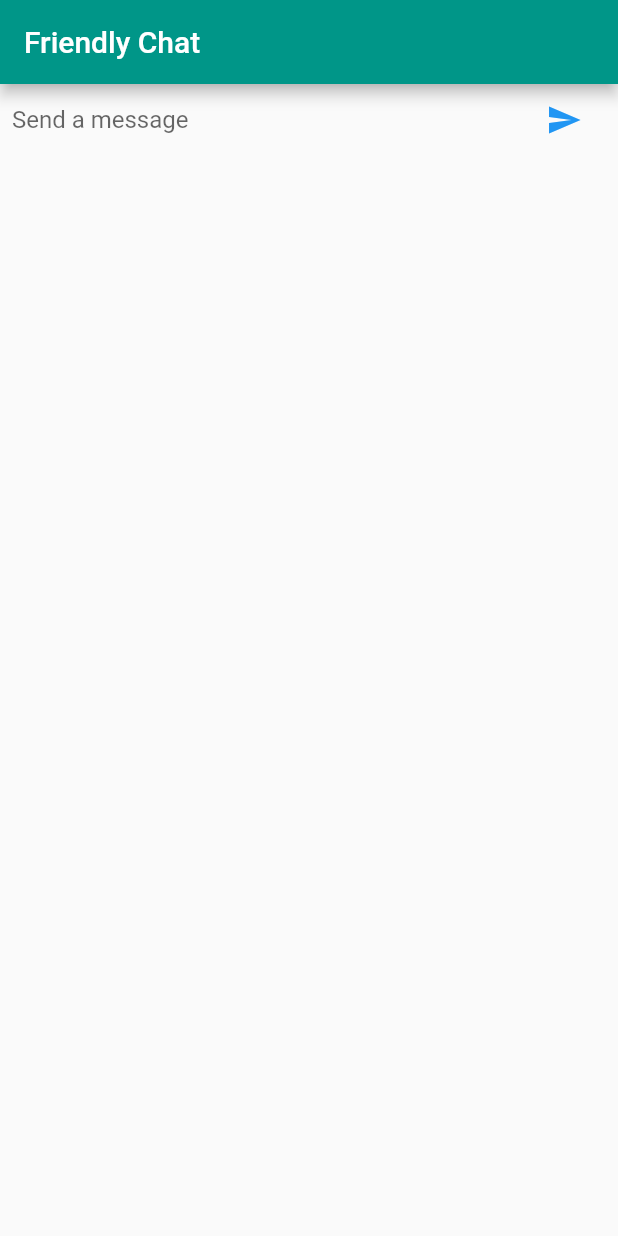
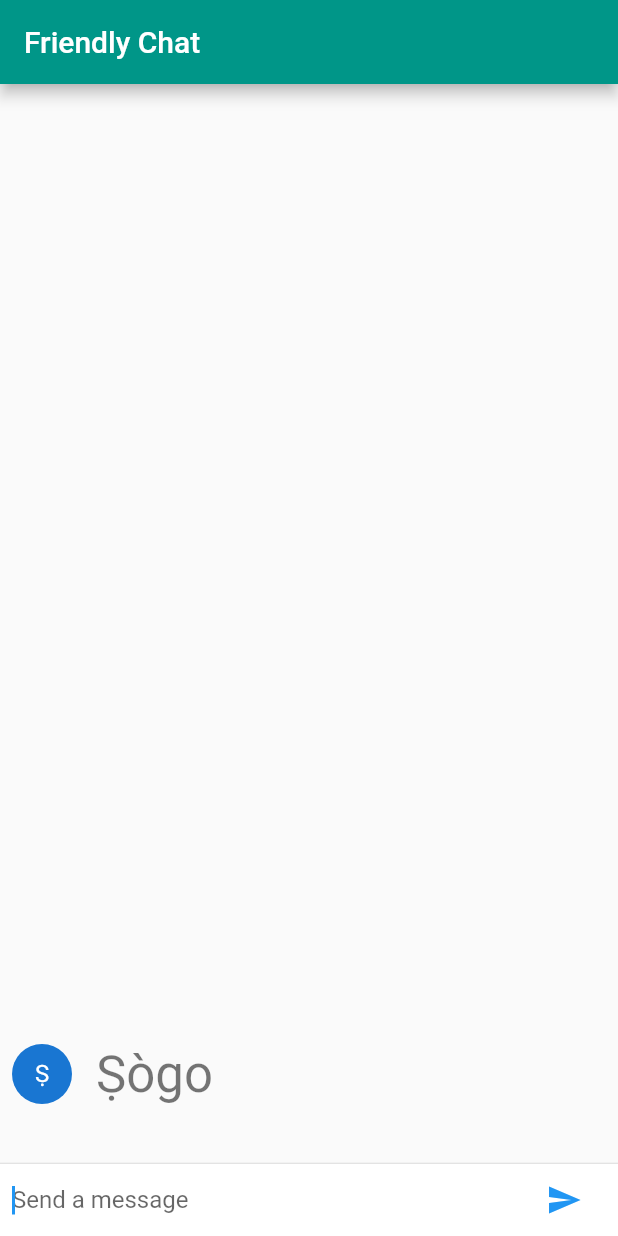
Before and after one commit to asejik/friendly_chat_app, a Flutter app: the screen it shows after launch, after a tap on the "send" icon, on a phone screen of 412 x 824 dp. Run offline on Flutter 3.47's test engine with Material 2 defaults, Android fonts, the phone set to English and light mode, and no system bars.

```diff
--- a/lib/main.dart
+++ b/lib/main.dart
@@ -5,6 +5,8 @@ void main() {
     const FriendlyChatApp(),
   );
 }
+
+String _name = 'Ṣògo';
 
 class FriendlyChatApp extends StatelessWidget {
   const FriendlyChatApp({
@@ -14,8 +16,39 @@ class FriendlyChatApp extends StatelessWidget {
   @override
   Widget build(BuildContext context) {
     return const MaterialApp(
-      title: 'FriendlyChat',
+      title: 'Friendly Chat',
       home: ChatScreen(),
+    );
+  }
+}
+
+class ChatMessage extends StatelessWidget {
+  const ChatMessage({required this.text, Key? key}) : super(key: key);
+  final String text;
+
+  @override
+  Widget build(BuildContext context) {
+    return Container(
+      margin: const EdgeInsets.symmetric(vertical: 10.0),
+      child: Row(
+        crossAxisAlignment: CrossAxisAlignment.start,
+        children: [
+          Container(
+            margin: const EdgeInsets.only(right: 16.0),
+            child: CircleAvatar(child: Text(_name[0])),
+          ),
+          Column(
+            crossAxisAlignment: CrossAxisAlignment.start,
+            children: [
+              Text(_name, style: Theme.of(context).textTheme.headline4),
+              Container(
+                margin: const EdgeInsets.only(top: 5.0),
+                child: Text(text),
+              ),
+            ],
+          ),
+        ],
+      ),
     );
   }
 }
@@ -30,19 +63,45 @@ class ChatScreen extends StatefulWidget {
 }
 
 class _ChatScreenState extends State<ChatScreen> {
+  final List<ChatMessage> _messages = [];
   final _textController = TextEditingController();
+  //Put the focus back on the text field after content submission
+  final FocusNode _focusNode = FocusNode();
   void _handleSubmitted(String text) {
     _textController.clear();
+    //When the user sends a chat message from the text field,
+    // the app should add the new message to the message list.
+    var message = ChatMessage(
+      text: text,
+    );
+    setState(() {
+      _messages.insert(0, message);
+    });
+    _focusNode.requestFocus();
   }
 
   @override
   Widget build(BuildContext context) {
     return Scaffold(
       appBar: AppBar(
-        backgroundColor: Colors.teal,
-        title: const Text('Friendly Chat'),
+          backgroundColor: Colors.teal, title: const Text('Friendly Chat')),
+      body: Column(
+        children: [
+          Flexible(
+            child: ListView.builder(
+              padding: const EdgeInsets.all(8.0),
+              reverse: true,
+              itemBuilder: (_, index) => _messages[index],
+              itemCount: _messages.length,
+            ),
+          ),
+          const Divider(height: 1.0),
+          Container(
+            decoration: BoxDecoration(color: Theme.of(context).cardColor),
+            child: _buildTextComposer(),
+          ),
+        ],
       ),
-      body: _buildTextComposer(),
     );
   }
 
@@ -59,6 +118,7 @@ class _ChatScreenState extends State<ChatScreen> {
                 onSubmitted: _handleSubmitted,
                 decoration:
                     const InputDecoration.collapsed(hintText: 'Send a message'),
+                focusNode: _focusNode,
               ),
             ),
             Container(
```
